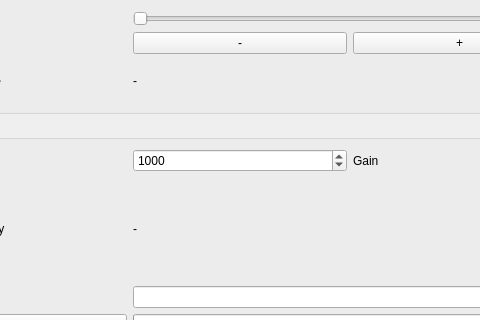
This is frontend/src/DevicePanel.ui in ABlairJamieson/Sigma_Lens_Control as Qt 5 draws it before an edit; both pictures show x 110 to 590 and y 594 to 914 of the 919 by 1187 pixel window. The edited form follows.
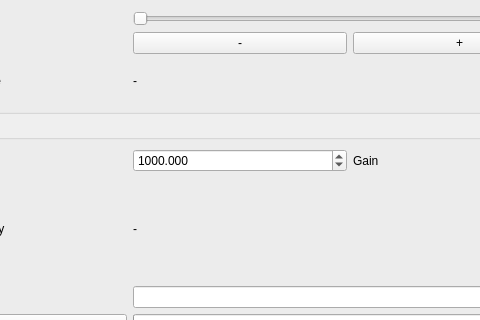
This is the edited form.

```diff
--- a/frontend/src/DevicePanel.ui
+++ b/frontend/src/DevicePanel.ui
@@ -365,12 +365,18 @@
        </widget>
       </item>
       <item row="0" column="1">
-       <widget class="QSpinBox" name="spin_exposureMs">
+       <widget class="QDoubleSpinBox" name="spin_exposureMs">
+        <property name="decimals">
+         <number>3</number>
+        </property>
+        <property name="minimum">
+         <double>0.001</double>
+        </property>
         <property name="maximum">
-         <number>600000</number>
+         <double>600000.000</double>
         </property>
         <property name="value">
-         <number>1000</number>
+         <double>1000.000</double>
         </property>
        </widget>
       </item>
```
